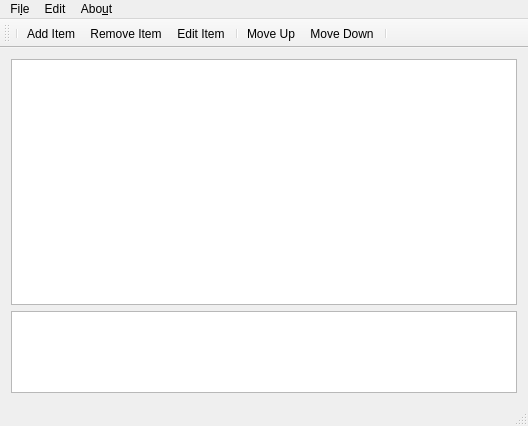
First picture: the form in src/DivittoTasks/MainWindow.ui, repository divitto/DivittoTasks, before the edit.
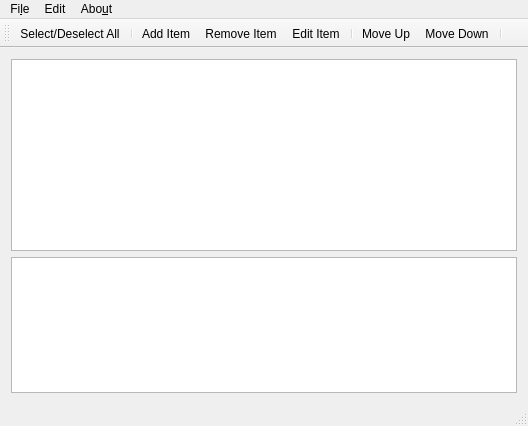
Second picture: the form after the edit.

Commit message: Saving work after adding a bunch of convienence features such as select/deselect all, and keyboard shortcuts. I also added a save prompt when closing the application.

```diff
--- a/src/DivittoTasks/MainWindow.ui
+++ b/src/DivittoTasks/MainWindow.ui
@@ -14,7 +14,7 @@
    <string>MainWindow</string>
   </property>
   <widget class="QWidget" name="centralWidget">
-   <layout class="QVBoxLayout" name="verticalLayout" stretch="3,1">
+   <layout class="QVBoxLayout" name="verticalLayout" stretch="0,1">
     <item>
      <widget class="QListWidget" name="listDisplay">
       <property name="layoutMode">
@@ -93,8 +93,9 @@
     <enum>TopToolBarArea</enum>
    </attribute>
    <attribute name="toolBarBreak">
-    <bool>true</bool>
+    <bool>false</bool>
    </attribute>
+   <addaction name="actionSelect_Deselect_All"/>
    <addaction name="separator"/>
    <addaction name="actionAdd"/>
    <addaction name="actionRemove"/>
@@ -185,6 +186,16 @@
     <string>Cut</string>
    </property>
   </action>
+  <action name="actionRemove_all_checked_items">
+   <property name="text">
+    <string>Remove all checked items</string>
+   </property>
+  </action>
+  <action name="actionSelect_Deselect_All">
+   <property name="text">
+    <string>Select/Deselect All</string>
+   </property>
+  </action>
  </widget>
  <layoutdefault spacing="6" margin="11"/>
  <resources/>
```
Left out of the diff: 11 changed lines with no effect on the pictures. The commit also changes 22 other files.
